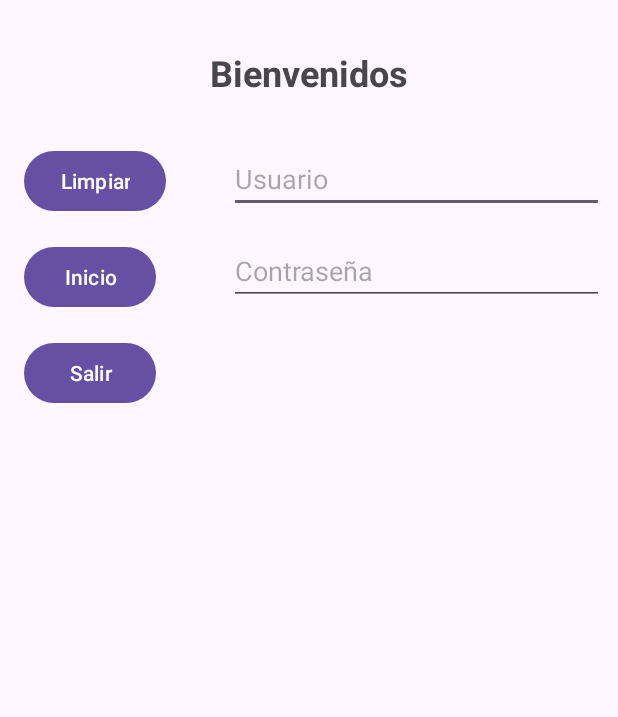
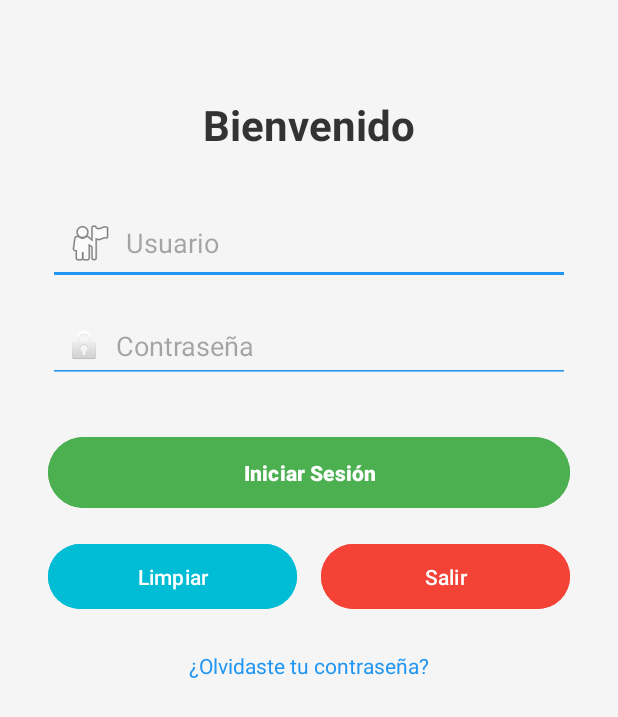
Before and after one commit to EliasBenitez04/PDAM_BARBERX, an Android app: the layout activity_main.xml on its own in the app's theme, with its tools: preview values and no code run, on a phone screen of 412 x 824 dp. Shown: the top 717 px of the screen. Run offline under Robolectric (Android 15) with nearby library versions, the phone set to English and light mode, and no system bars.

```diff
--- /dev/null
+++ b/app/src/main/res/drawable/ic_marcas.xml
@@ -0,0 +1,5 @@
+<vector xmlns:android="http://schemas.android.com/apk/res/android" android:height="24dp" android:tint="#000000" android:viewportHeight="24" android:viewportWidth="24" android:width="24dp">
+
+    <path android:fillColor="@android:color/white" android:pathData="M18,2H6c-1.1,0 -2,0.9 -2,2v16c0,1.1 0.9,2 2,2h12c1.1,0 2,-0.9 2,-2V4c0,-1.1 -0.9,-2 -2,-2zM6,4h5v8l-2.5,-1.5L6,12V4z"/>
+
+</vector>
--- /dev/null
+++ b/app/src/main/res/drawable/ic_servicios.xml
@@ -0,0 +1,5 @@
+<vector xmlns:android="http://schemas.android.com/apk/res/android" android:height="24dp" android:tint="#000000" android:viewportHeight="24" android:viewportWidth="24" android:width="24dp">
+
+    <path android:fillColor="@android:color/white" android:pathData="M11,7H2v2h9V7zM11,15H2v2h9V15zM16.34,11l-3.54,-3.54l1.41,-1.41l2.12,2.12l4.24,-4.24L22,5.34L16.34,11zM16.34,19l-3.54,-3.54l1.41,-1.41l2.12,2.12l4.24,-4.24L22,13.34L16.34,19z"/>
+
+</vector>
--- a/app/src/main/res/layout/activity_main.xml
+++ b/app/src/main/res/layout/activity_main.xml
@@ -6,75 +6,107 @@
     android:id="@+id/main"
     android:layout_width="match_parent"
     android:layout_height="match_parent"
+    android:background="#F5F5F5"
     tools:context=".AccesoActivity">
 
     <TextView
         android:id="@+id/tv_bienvenidos"
         android:layout_width="wrap_content"
         android:layout_height="wrap_content"
-        android:text="Bienvenidos"
-        android:textSize="24sp"
+        android:text="Bienvenido"
+        android:textSize="28sp"
         android:textStyle="bold"
+        android:textColor="#333333"
         app:layout_constraintTop_toTopOf="parent"
         app:layout_constraintStart_toStartOf="parent"
         app:layout_constraintEnd_toEndOf="parent"
-        android:layout_marginTop="32dp"/>
-
-    <Button
-        android:id="@+id/btn_limpiar"
-        android:layout_width="wrap_content"
-        android:layout_height="wrap_content"
-        android:layout_marginStart="16dp"
-        android:layout_marginTop="32dp"
-        android:layout_marginBottom="16dp"
-        android:onClick="limpiar"
-        android:text="Limpiar"
-        app:layout_constraintBottom_toTopOf="@+id/btn_inicio"
-        app:layout_constraintStart_toStartOf="parent"
-        app:layout_constraintTop_toBottomOf="@id/tv_bienvenidos" />
-
-    <Button
-        android:id="@+id/btn_inicio"
-        android:layout_width="wrap_content"
-        android:layout_height="wrap_content"
-        android:text="Inicio"
-        android:onClick="inicio"
-        app:layout_constraintStart_toStartOf="@id/btn_limpiar"
-        app:layout_constraintTop_toBottomOf="@id/btn_limpiar"
-        android:layout_marginTop="16dp"/>
-
-    <Button
-        android:id="@+id/btn_salir"
-        android:layout_width="wrap_content"
-        android:layout_height="wrap_content"
-        android:text="Salir"
-        android:onClick="salir"
-        app:layout_constraintStart_toStartOf="@id/btn_inicio"
-        app:layout_constraintTop_toBottomOf="@id/btn_inicio"
-        android:layout_marginTop="16dp"/>
+        android:layout_marginTop="64dp"/>
 
     <EditText
         android:id="@+id/txt_login"
-        android:layout_width="250dp"
+        android:layout_width="0dp"
         android:layout_height="wrap_content"
         android:hint="Usuario"
         android:inputType="text"
-        app:layout_constraintTop_toTopOf="@id/btn_limpiar"
-        app:layout_constraintBottom_toTopOf="@id/txt_pass"
-        app:layout_constraintStart_toEndOf="@id/btn_limpiar"
+        android:padding="12dp"
+        android:backgroundTint="#2196F3"
+        android:drawableStart="@android:drawable/ic_menu_myplaces"
+        android:drawablePadding="8dp"
+        app:layout_constraintTop_toBottomOf="@id/tv_bienvenidos"
+        app:layout_constraintStart_toStartOf="parent"
         app:layout_constraintEnd_toEndOf="parent"
-        android:layout_marginStart="32dp"
-        android:layout_marginTop="0dp"/>
+        android:layout_marginTop="32dp"
+        android:layout_marginHorizontal="32dp"/>
 
     <EditText
         android:id="@+id/txt_pass"
-        android:layout_width="250dp"
+        android:layout_width="0dp"
         android:layout_height="wrap_content"
         android:hint="Contraseña"
-        android:inputType="numberPassword"
+        android:inputType="textPassword"
+        android:padding="12dp"
+        android:backgroundTint="#2196F3"
+        android:drawableStart="@android:drawable/ic_lock_idle_lock"
+        android:drawablePadding="8dp"
         app:layout_constraintTop_toBottomOf="@id/txt_login"
         app:layout_constraintStart_toStartOf="@id/txt_login"
         app:layout_constraintEnd_toEndOf="@id/txt_login"
         android:layout_marginTop="16dp"/>
 
+    <Button
+        android:id="@+id/btn_inicio"
+        android:layout_width="0dp"
+        android:layout_height="wrap_content"
+        android:text="Iniciar Sesión"
+        android:textColor="@android:color/white"
+        android:backgroundTint="#4CAF50"
+        android:padding="14dp"
+        android:textStyle="bold"
+        app:layout_constraintTop_toBottomOf="@id/txt_pass"
+        app:layout_constraintStart_toStartOf="@id/txt_pass"
+        app:layout_constraintEnd_toEndOf="@id/txt_pass"
+        android:layout_marginTop="32dp"/>
+
+    <Button
+        android:id="@+id/btn_limpiar"
+        android:layout_width="0dp"
+        android:layout_height="wrap_content"
+        android:layout_marginTop="16dp"
+        android:layout_marginEnd="8dp"
+        android:backgroundTint="#00BCD4"
+        android:padding="12dp"
+        android:text="Limpiar"
+        android:textColor="@android:color/white"
+        app:layout_constraintEnd_toStartOf="@id/btn_salir"
+        app:layout_constraintStart_toStartOf="@id/btn_inicio"
+        app:layout_constraintTop_toBottomOf="@id/btn_inicio" />
+
+    <Button
+        android:id="@+id/btn_salir"
+        android:layout_width="0dp"
+        android:layout_height="wrap_content"
+        android:text="Salir"
+        android:textColor="@android:color/white"
+        android:backgroundTint="#F44336"
+        android:padding="12dp"
+        app:layout_constraintTop_toBottomOf="@id/btn_inicio"
+        app:layout_constraintStart_toEndOf="@id/btn_limpiar"
+        app:layout_constraintEnd_toEndOf="@id/btn_inicio"
+        android:layout_marginTop="16dp"
+        android:layout_marginStart="8dp"/>
+
+    <TextView
+        android:id="@+id/tv_olvide"
+        android:layout_width="wrap_content"
+        android:layout_height="wrap_content"
+        android:text="¿Olvidaste tu contraseña?"
+        android:textColor="#2196F3"
+        android:textSize="14sp"
+        android:clickable="true"
+        android:focusable="true"
+        app:layout_constraintTop_toBottomOf="@id/btn_salir"
+        app:layout_constraintStart_toStartOf="parent"
+        app:layout_constraintEnd_toEndOf="parent"
+        android:layout_marginTop="24dp"/>
+
 </androidx.constraintlayout.widget.ConstraintLayout>
--- /dev/null
+++ b/app/src/main/res/layout/fragment_marcas.xml
@@ -0,0 +1,6 @@
+<?xml version="1.0" encoding="utf-8"?>
+<androidx.constraintlayout.widget.ConstraintLayout xmlns:android="http://schemas.android.com/apk/res/android"
+    android:layout_width="match_parent"
+    android:layout_height="match_parent">
+
+</androidx.constraintlayout.widget.ConstraintLayout>
--- /dev/null
+++ b/app/src/main/res/layout/fragment_servicios.xml
@@ -0,0 +1,6 @@
+<?xml version="1.0" encoding="utf-8"?>
+<androidx.constraintlayout.widget.ConstraintLayout xmlns:android="http://schemas.android.com/apk/res/android"
+    android:layout_width="match_parent"
+    android:layout_height="match_parent">
+
+</androidx.constraintlayout.widget.ConstraintLayout>
--- a/app/src/main/res/values/strings.xml
+++ b/app/src/main/res/values/strings.xml
@@ -11,5 +11,7 @@
     <string name="menu_home">Inicio</string>
     <string name="menu_gallery">Usuario</string>
     <string name="menu_slideshow">Equipo</string>
+    <string name="menu_servicios">Servicios</string>
+    <string name="menu_marcas">Marcas</string>
     <string name="menu_configuracion">Configuración</string>
 </resources>
```
Also changed, not shown: app/src/main/AndroidManifest.xml (+24 -9 lines), app/src/main/java/com/example/app_movil/MarcasActivity.java (+31 -9 lines), app/src/main/java/com/example/app_movil/ServiciosActivity.java (added, +24 -0 lines), app/src/main/java/com/example/app_movil/ui/marcas/MarcasFragment.java (added, +27 -0 lines), app/src/main/java/com/example/app_movil/ui/servicios/ServiciosFragment.java (added, +27 -0 lines), app/src/main/res/layout/activity_marcas.xml (+32 -21 lines), app/src/main/res/layout/activity_servicios.xml (added, +10 -0 lines), app/src/main/res/menu/activity_menu_principal_drawer.xml (+12 -1 lines), app/src/main/res/navigation/mobile_navigation.xml (+12 -0 lines).
